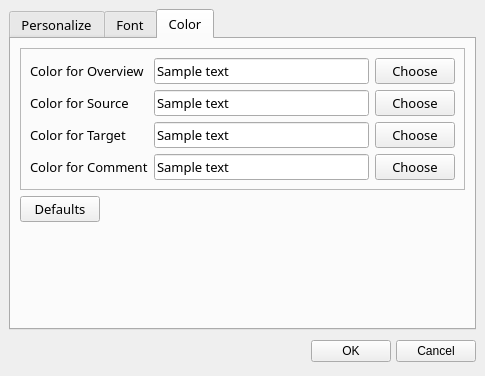
Above: editor/ui/Preference.ui from cc-archive/pootle before the change. Below: the same form after it.
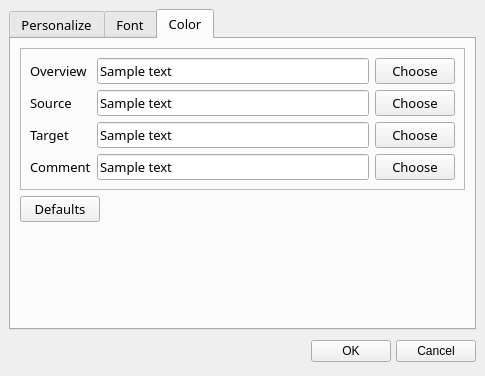
That is the form after the change. The open tabs and pages were chosen to show the change.

Commit message: remove Color text in the beginning from color dialog

Patch:
```diff
--- a/editor/ui/Preference.ui
+++ b/editor/ui/Preference.ui
@@ -903,7 +903,7 @@
              </font>
             </property>
             <property name="text" >
-             <string>&lt;html>&lt;head>&lt;meta name="qrichtext" content="1" />&lt;/head>&lt;body style=" white-space: pre-wrap; font-family:Sans Serif; font-size:10pt; font-weight:400; font-style:normal; text-decoration:none;">&lt;p style=" margin-top:0px; margin-bottom:0px; margin-left:0px; margin-right:0px; -qt-block-indent:0; text-indent:0px;">Color for Comment&lt;/p>&lt;/body>&lt;/html></string>
+             <string>Comment</string>
             </property>
            </widget>
           </item>
@@ -989,7 +989,7 @@
              </font>
             </property>
             <property name="text" >
-             <string>&lt;html>&lt;head>&lt;meta name="qrichtext" content="1" />&lt;/head>&lt;body style=" white-space: pre-wrap; font-family:Sans Serif; font-size:10pt; font-weight:400; font-style:normal; text-decoration:none;">&lt;p style=" margin-top:0px; margin-bottom:0px; margin-left:0px; margin-right:0px; -qt-block-indent:0; text-indent:0px;">Color for Target&lt;/p>&lt;/body>&lt;/html></string>
+             <string>Target</string>
             </property>
            </widget>
           </item>
@@ -1021,7 +1021,7 @@
              </font>
             </property>
             <property name="text" >
-             <string>&lt;html>&lt;head>&lt;meta name="qrichtext" content="1" />&lt;/head>&lt;body style=" white-space: pre-wrap; font-family:Sans Serif; font-size:10pt; font-weight:400; font-style:normal; text-decoration:none;">&lt;p style=" margin-top:0px; margin-bottom:0px; margin-left:0px; margin-right:0px; -qt-block-indent:0; text-indent:0px;">Color for Overview&lt;/p>&lt;/body>&lt;/html></string>
+             <string>Overview</string>
             </property>
             <property name="scaledContents" >
              <bool>true</bool>
@@ -1056,7 +1056,7 @@
              </font>
             </property>
             <property name="text" >
-             <string>&lt;html>&lt;head>&lt;meta name="qrichtext" content="1" />&lt;/head>&lt;body style=" white-space: pre-wrap; font-family:Sans Serif; font-size:10pt; font-weight:400; font-style:normal; text-decoration:none;">&lt;p style=" margin-top:0px; margin-bottom:0px; margin-left:0px; margin-right:0px; -qt-block-indent:0; text-indent:0px;">Color for Source&lt;/p>&lt;/body>&lt;/html></string>
+             <string>Source</string>
             </property>
            </widget>
           </item>
```
The commit also changes 1 other file.
